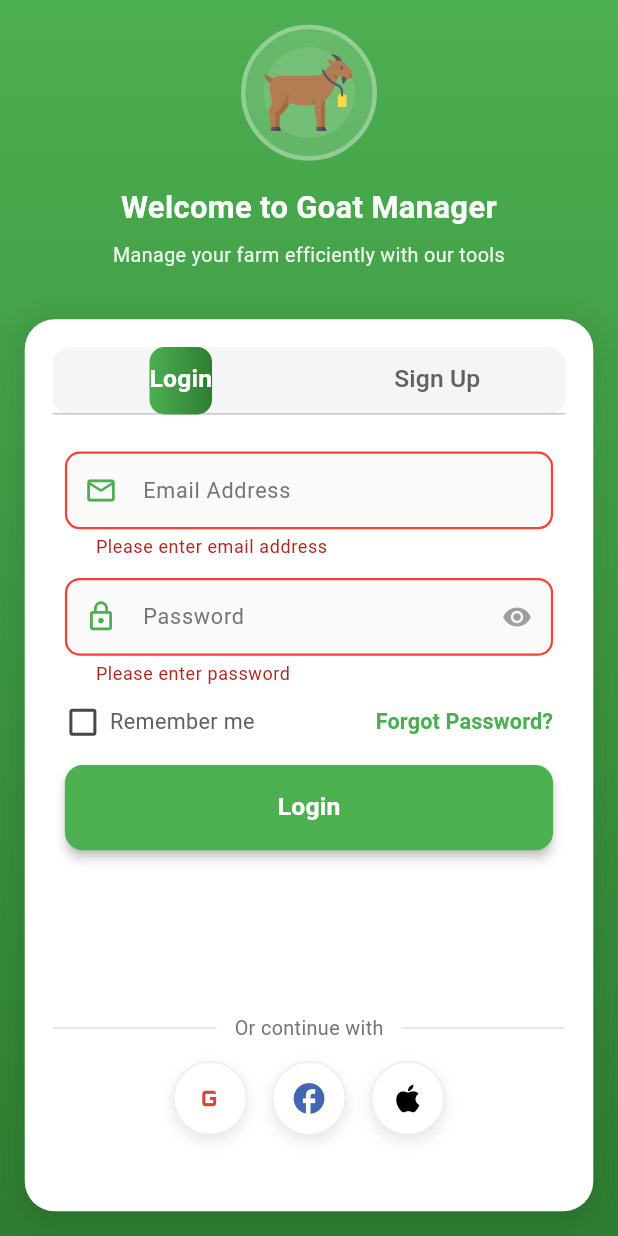
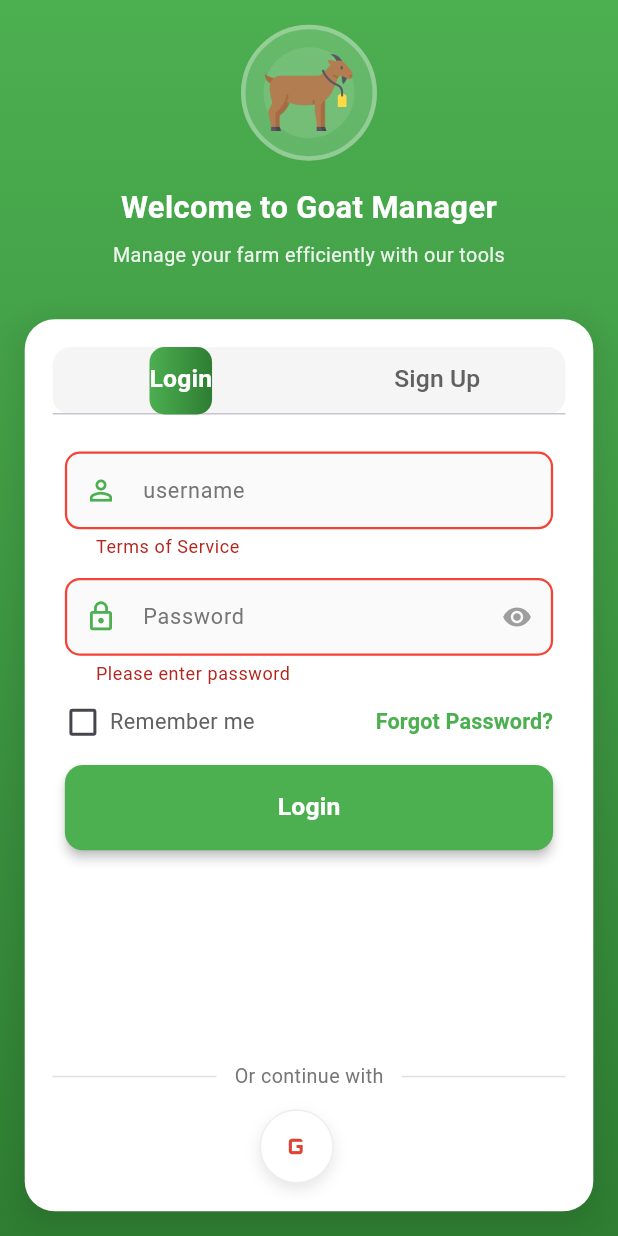
Before and after one commit to Althafsyed877/mygoatmanager, a Flutter app: the AuthPage screen opened directly, after a tap on "Login", on a phone screen of 412 x 824 dp. Run offline on Flutter 3.47's test engine with Material 3 defaults, Android fonts, the phone set to English and light mode, and no system bars; our stand-ins replace fl_chart, image_picker, pdf, printing, share_plus, shared_preferences; accounts and stored records are empty; network calls fail.

Commit message:
17-12-2025 Af1

```diff
--- a/lib/l10n/app_en.arb
+++ b/lib/l10n/app_en.arb
@@ -554,6 +554,8 @@
  "passwordsDoNotMatch": "Passwords do not match",
  "pleaseEnterName": "Please enter your name",
  "pleaseEnterPhone": "Please enter phone number",
- "enterValidPhone": "Please enter a valid phone number"
+ "enterValidPhone": "Please enter a valid phone number",
+
+ "username": "username"
 
 }
--- a/lib/l10n/app_hi.arb
+++ b/lib/l10n/app_hi.arb
@@ -525,5 +525,7 @@
  "passwordsDoNotMatch": "पासवर्ड मेल नहीं खाते",
  "pleaseEnterName": "कृपया अपना नाम दर्ज करें",
  "pleaseEnterPhone": "कृपया फोन नंबर दर्ज करें",
- "enterValidPhone": "कृपया एक वैध फोन नंबर दर्ज करें"
+ "enterValidPhone": "कृपया एक वैध फोन नंबर दर्ज करें",
+
+ "username": "username"
 }
--- a/lib/l10n/app_kn.arb
+++ b/lib/l10n/app_kn.arb
@@ -525,5 +525,7 @@
  "passwordsDoNotMatch": "ಪಾಸ್ವರ್ಡ್‌ಗಳು ಹೊಂದಿಕೆಯಾಗುವುದಿಲ್ಲ",
  "pleaseEnterName": "ದಯವಿಟ್ಟು ನಿಮ್ಮ ಹೆಸರನ್ನು ನಮೂದಿಸಿ",
  "pleaseEnterPhone": "ದಯವಿಟ್ಟು ಫೋನ್ ಸಂಖ್ಯೆಯನ್ನು ನಮೂದಿಸಿ",
- "enterValidPhone": "ದಯವಿಟ್ಟು ಮಾನ್ಯವಾದ ಫೋನ್ ಸಂಖ್ಯೆಯನ್ನು ನಮೂದಿಸಿ"
+ "enterValidPhone": "ದಯವಿಟ್ಟು ಮಾನ್ಯವಾದ ಫೋನ್ ಸಂಖ್ಯೆಯನ್ನು ನಮೂದಿಸಿ",
+
+ "username": "username"
 }
--- a/lib/l10n/app_localizations.dart
+++ b/lib/l10n/app_localizations.dart
@@ -3049,6 +3049,12 @@ abstract class AppLocalizations {
   /// In en, this message translates to:
   /// **'Please enter a valid phone number'**
   String get enterValidPhone;
+
+  /// No description provided for @username.
+  ///
+  /// In en, this message translates to:
+  /// **'username'**
+  String get username;
 }
 
 class _AppLocalizationsDelegate
--- a/lib/l10n/app_localizations_en.dart
+++ b/lib/l10n/app_localizations_en.dart
@@ -1511,4 +1511,7 @@ class AppLocalizationsEn extends AppLocalizations {
 
   @override
   String get enterValidPhone => 'Please enter a valid phone number';
+
+  @override
+  String get username => 'username';
 }
--- a/lib/l10n/app_localizations_hi.dart
+++ b/lib/l10n/app_localizations_hi.dart
@@ -1515,4 +1515,7 @@ class AppLocalizationsHi extends AppLocalizations {
 
   @override
   String get enterValidPhone => 'कृपया एक वैध फोन नंबर दर्ज करें';
+
+  @override
+  String get username => 'username';
 }
--- a/lib/l10n/app_localizations_kn.dart
+++ b/lib/l10n/app_localizations_kn.dart
@@ -1515,4 +1515,7 @@ class AppLocalizationsKn extends AppLocalizations {
 
   @override
   String get enterValidPhone => 'ದಯವಿಟ್ಟು ಮಾನ್ಯವಾದ ಫೋನ್ ಸಂಖ್ಯೆಯನ್ನು ನಮೂದಿಸಿ';
+
+  @override
+  String get username => 'username';
 }
--- a/lib/l10n/app_localizations_ta.dart
+++ b/lib/l10n/app_localizations_ta.dart
@@ -1535,4 +1535,7 @@ class AppLocalizationsTa extends AppLocalizations {
 
   @override
   String get enterValidPhone => 'சரியான தொலைபேசி எண்ணை உள்ளிடவும்';
+
+  @override
+  String get username => 'username';
 }
--- a/lib/l10n/app_localizations_te.dart
+++ b/lib/l10n/app_localizations_te.dart
@@ -1514,4 +1514,7 @@ class AppLocalizationsTe extends AppLocalizations {
 
   @override
   String get enterValidPhone => 'దయచేసి సరైన ఫోన్ నంబర్ నమోదు చేయండి';
+
+  @override
+  String get username => 'username';
 }
--- a/lib/l10n/app_ta.arb
+++ b/lib/l10n/app_ta.arb
@@ -525,5 +525,7 @@
  "passwordsDoNotMatch": "கடவுச்சொற்கள் பொருந்தவில்லை",
  "pleaseEnterName": "உங்கள் பெயரை உள்ளிடவும்",
  "pleaseEnterPhone": "தொலைபேசி எண்ணை உள்ளிடவும்",
- "enterValidPhone": "சரியான தொலைபேசி எண்ணை உள்ளிடவும்"
+ "enterValidPhone": "சரியான தொலைபேசி எண்ணை உள்ளிடவும்",
+
+ "username": "username"
 }
--- a/lib/l10n/app_te.arb
+++ b/lib/l10n/app_te.arb
@@ -525,5 +525,7 @@
  "passwordsDoNotMatch": "పాస్వర్డ్‌లు సరిపోలలేదు",
  "pleaseEnterName": "దయచేసి మీ పేరు నమోదు చేయండి",
  "pleaseEnterPhone": "దయచేసి ఫోన్ నంబర్ నమోదు చేయండి",
- "enterValidPhone": "దయచేసి సరైన ఫోన్ నంబర్ నమోదు చేయండి"
+ "enterValidPhone": "దయచేసి సరైన ఫోన్ నంబర్ నమోదు చేయండి",
+
+ "username": "username"
 }
--- a/lib/pages/auth_page.dart
+++ b/lib/pages/auth_page.dart
@@ -2,6 +2,7 @@
 import 'package:flutter/material.dart';
 import 'package:mygoatmanager/l10n/app_localizations.dart';
 import '../services/api_service.dart';
+
 
 class AuthPage extends StatefulWidget {
   const AuthPage({super.key});
@@ -18,7 +19,7 @@ class _AuthPageState extends State<AuthPage> with SingleTickerProviderStateMixin
   bool _isLoading = false;
 
   // Form controllers
-  final _loginEmailController = TextEditingController();
+  final _loginNameController = TextEditingController();
   final _loginPasswordController = TextEditingController();
   final _signupNameController = TextEditingController();
   final _signupEmailController = TextEditingController();
@@ -43,7 +44,7 @@ class _AuthPageState extends State<AuthPage> with SingleTickerProviderStateMixin
   @override
   void dispose() {
     _tabController.dispose();
-    _loginEmailController.dispose();
+    _loginNameController.dispose();
     _loginPasswordController.dispose();
     _signupNameController.dispose();
     _signupEmailController.dispose();
@@ -62,11 +63,8 @@ class _AuthPageState extends State<AuthPage> with SingleTickerProviderStateMixin
 
   @override
   Widget build(BuildContext context) {
-    final mediaQuery = MediaQuery.of(context);
-    final screenWidth = mediaQuery.size.width;
-    final screenHeight = mediaQuery.size.height;
-
     return Scaffold(
+      resizeToAvoidBottomInset: true,
       body: Container(
         width: double.infinity,
         height: double.infinity,
@@ -86,11 +84,8 @@ class _AuthPageState extends State<AuthPage> with SingleTickerProviderStateMixin
               return Stack(
                 children: [
                   SingleChildScrollView(
-                    child: ConstrainedBox(
-                      constraints: BoxConstraints(
-                        minHeight: availableHeight,
-                      ),
-                      child: IntrinsicHeight(
+                    child: SizedBox(
+                      height: availableHeight,
                       child: Column(
                         children: [
                           _buildHeader(context, availableWidth, availableHeight),
@@ -99,7 +94,6 @@ class _AuthPageState extends State<AuthPage> with SingleTickerProviderStateMixin
                             child: _buildAuthCard(context, availableWidth, availableHeight),
                           ),
                         ],
-                        ),
                       ),
                     ),
                   ),
@@ -241,7 +235,7 @@ class _AuthPageState extends State<AuthPage> with SingleTickerProviderStateMixin
         ],
       ),
       child: Column(
-        mainAxisSize: MainAxisSize.min,
+        mainAxisSize: MainAxisSize.max,
         children: [
           Container(
             height: isSmallPhone ? 40 : 45,
@@ -279,10 +273,7 @@ class _AuthPageState extends State<AuthPage> with SingleTickerProviderStateMixin
 
           SizedBox(height: availableHeight * 0.02),
 
-          SizedBox(
-            height: isSmallPhone
-                ? availableHeight * 0.40
-                : availableHeight * 0.45,
+          Flexible(
             child: TabBarView(
               controller: _tabController,
               children: [
@@ -376,29 +367,25 @@ class _AuthPageState extends State<AuthPage> with SingleTickerProviderStateMixin
     final isSmallPhone = availableWidth < 360;
 
     return SingleChildScrollView(
-      physics: const BouncingScrollPhysics(),
+      child: Padding(
         padding: EdgeInsets.all(availableWidth * 0.02),
         child: Form(
           key: _loginFormKey,
-        child: ConstrainedBox(
-          constraints: BoxConstraints(
-            minHeight: availableHeight * 0.35,
-          ),
           child: Column(
             mainAxisSize: MainAxisSize.min,
             children: [
             _buildTextField(
-                controller: _loginEmailController,
-                label: AppLocalizations.of(context)!.emailAddress,
-                icon: Icons.email_outlined,
-                keyboardType: TextInputType.emailAddress,
+              controller: _loginNameController,
+              label: AppLocalizations.of(context)!.username,
+              icon: Icons.person_outline,
+              keyboardType: TextInputType.text,
               screenWidth: availableWidth,
               validator: (value) {
                 if (value == null || value.isEmpty) {
-                    return AppLocalizations.of(context)!.pleaseEnterEmail;
+                  return AppLocalizations.of(context)!.termsOfService;
                 }
-                  if (!value.contains('@')) {
-                    return AppLocalizations.of(context)!.enterValidEmail;
+                if (!value.contains(RegExp(r'^[a-zA-Z0-9_]+$'))) {
+                  return AppLocalizations.of(context)!.termsOfService;
                 }
                 return null;
               },
@@ -520,22 +507,17 @@ class _AuthPageState extends State<AuthPage> with SingleTickerProviderStateMixin
           ],
         ),
       ),
-      ),
-    );
+    ) );
   }
 
   Widget _buildSignupForm(BuildContext context, double availableWidth, double availableHeight) {
     final isSmallPhone = availableWidth < 360;
 
     return SingleChildScrollView(
-      physics: const BouncingScrollPhysics(),
+      child: Padding(
         padding: EdgeInsets.all(availableWidth * 0.02),
         child: Form(
           key: _signupFormKey,
-        child: ConstrainedBox(
-          constraints: BoxConstraints(
-            minHeight: availableHeight * 0.35,
-          ),
           child: Column(
             mainAxisSize: MainAxisSize.min,
             children: [
@@ -670,8 +652,7 @@ class _AuthPageState extends State<AuthPage> with SingleTickerProviderStateMixin
           ],
         ),
       ),
-      ),
-    );
+    ) );
   }
 
   Widget _buildTextField({
@@ -852,22 +833,6 @@ class _AuthPageState extends State<AuthPage> with SingleTickerProviderStateMixin
         ),
         SizedBox(width: screenWidth * 0.04),
 
-        _buildSocialButton(
-          icon: Icons.facebook,
-          color: const Color(0xFF4267B2),
-          onPressed: () => _socialLogin('Facebook'),
-          screenWidth: screenWidth,
-          isSmallPhone: isSmallPhone,
-        ),
-        SizedBox(width: screenWidth * 0.04),
-
-        _buildSocialButton(
-          icon: Icons.apple,
-          color: Colors.black,
-          onPressed: () => _socialLogin('Apple'),
-          screenWidth: screenWidth,
-          isSmallPhone: isSmallPhone,
-        ),
       ],
     );
   }
@@ -1040,9 +1005,11 @@ class _AuthPageState extends State<AuthPage> with SingleTickerProviderStateMixin
 
     try {
       final result = await _apiService.login(
-        _loginEmailController.text.trim(),
-        _loginPasswordController.text,
+        _loginNameController.text.trim(),
+        _loginPasswordController.text.trim(),
       );
+
+      debugPrint('Login result: ${result.success}, message: ${result.message}, status: ${result.statusCode}');
 
       setState(() {
         _isLoading = false;
@@ -1087,10 +1054,10 @@ class _AuthPageState extends State<AuthPage> with SingleTickerProviderStateMixin
 
     try {
       final result = await _apiService.register({
-        'name': _signupNameController.text.trim(),
+        'username': _signupNameController.text.trim(),
         'email': _signupEmailController.text.trim(),
         'phone': _signupPhoneController.text.trim(),
-        'password': _signupPasswordController.text,
+        'password': _signupPasswordController.text.trim(),
       });
 
       setState(() {
--- a/pubspec.yaml
+++ b/pubspec.yaml
@@ -21,6 +21,7 @@ dependencies:
   share_plus: ^7.2.1
   path_provider: ^2.1.3
   http: ^1.1.0
+  google_sign_in: ^6.1.0
 
 dev_dependencies:
   flutter_test:
```
Also changed, not shown: lib/services/api_service.dart (+41 -2 lines), pubspec.lock, 2 other files. Lines whose indentation alone changed are shown as unchanged.
